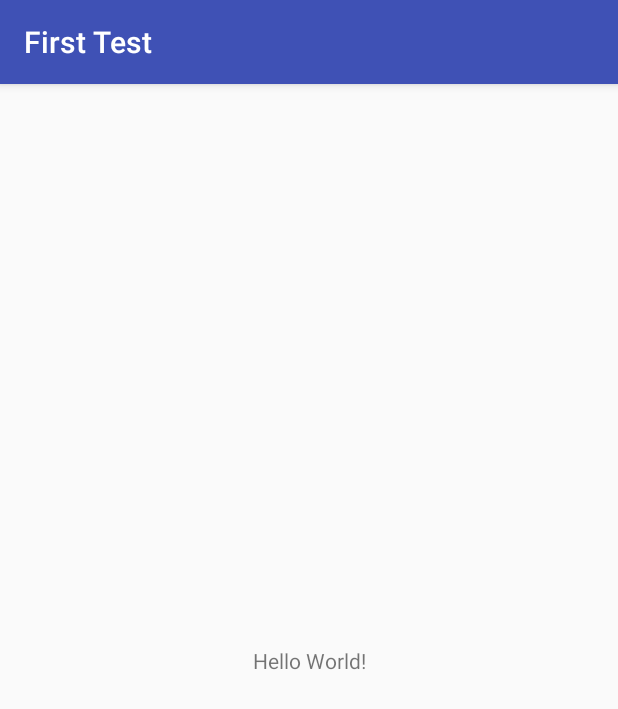
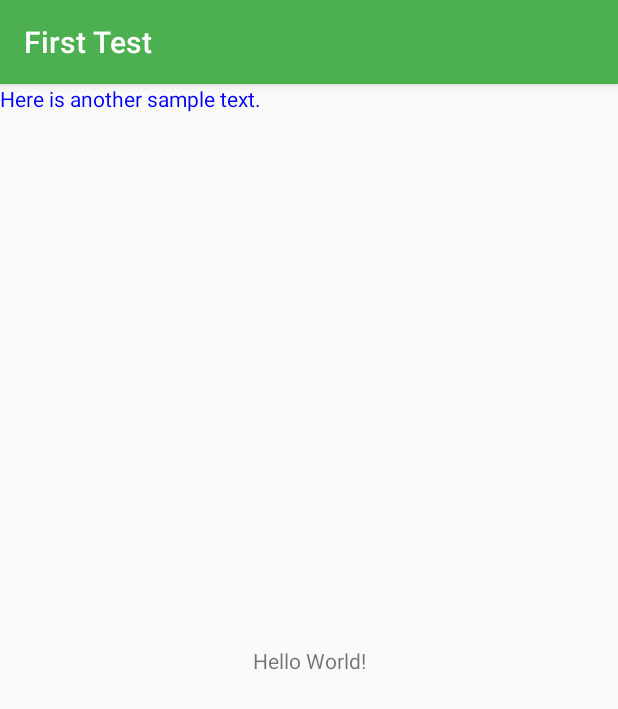
Before and after one commit to Aaderton/FirstTest, an Android app: the screen it shows after launch (MainActivity), on a phone screen of 412 x 824 dp. Shown: the top 709 px of the screen. Run offline under Robolectric (Android 15) with nearby library versions, the phone set to English and light mode, and no system bars.

Commit message:
Finished exercise.

```diff
--- a/app/src/main/res/layout-land/activity_main.xml
+++ b/app/src/main/res/layout-land/activity_main.xml
@@ -15,4 +15,14 @@
         app:layout_constraintRight_toRightOf="parent"
         app:layout_constraintTop_toTopOf="parent" />
 
+    <TextView
+        android:id="@+id/textView"
+        android:layout_width="wrap_content"
+        android:layout_height="wrap_content"
+        android:layout_alignLeft="@id/textView"
+        android:layout_below="@id/textView"
+        android:layout_marginTop="16dp"
+        android:text="@string/another_string"
+        android:textColor="@color/blue" />
+
 </android.support.constraint.ConstraintLayout>
--- a/app/src/main/res/layout/activity_main.xml
+++ b/app/src/main/res/layout/activity_main.xml
@@ -15,4 +15,14 @@
         app:layout_constraintRight_toRightOf="parent"
         app:layout_constraintTop_toTopOf="parent" />
 
+    <TextView
+        android:id="@+id/textView"
+        android:layout_width="wrap_content"
+        android:layout_height="wrap_content"
+        android:layout_alignLeft="@id/textView"
+        android:layout_below="@id/textView"
+        android:layout_marginTop="16dp"
+        android:text="@string/another_string"
+        android:textColor="@color/blue" />
+
 </android.support.constraint.ConstraintLayout>
--- a/app/src/main/res/values/colors.xml
+++ b/app/src/main/res/values/colors.xml
@@ -1,6 +1,8 @@
 <?xml version="1.0" encoding="utf-8"?>
 <resources>
-    <color name="colorPrimary">#3F51B5</color>
-    <color name="colorPrimaryDark">#303F9F</color>
+    <color name="colorPrimary">#4CAF50</color>
+    <color name="colorPrimaryDark">#2E7D32</color>
     <color name="colorAccent">#FF4081</color>
+    <color name="blue">#0000FF</color>
+    <color name="red">#FF0000</color>
 </resources>
--- a/app/src/main/res/values/strings.xml
+++ b/app/src/main/res/values/strings.xml
@@ -2,4 +2,5 @@
     <string name="app_name">First Test</string>
     <string name="hello_txt">Hello World!</string>
     <string name="hello_world_land">Hello landscape world!</string>
+    <string name="another_string">Here is another sample text.</string>
 </resources>
```
Also changed, not shown: 1 other file.
